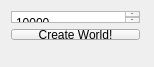
Above: progra2/mainwindow.ui from madri308/Heaven_vs_Hell before the change. Below: the same form after it.
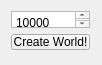
That is the form after the change.

```diff
--- a/progra2/mainwindow.ui
+++ b/progra2/mainwindow.ui
@@ -9,8 +9,8 @@
    <rect>
     <x>0</x>
     <y>0</y>
-    <width>154</width>
-    <height>67</height>
+    <width>102</width>
+    <height>65</height>
    </rect>
   </property>
   <property name="sizePolicy">
@@ -49,8 +49,8 @@
      <rect>
       <x>0</x>
       <y>0</y>
-      <width>151</width>
-      <height>51</height>
+      <width>101</width>
+      <height>61</height>
      </rect>
     </property>
     <layout class="QVBoxLayout" name="verticalLayout_2">
```
